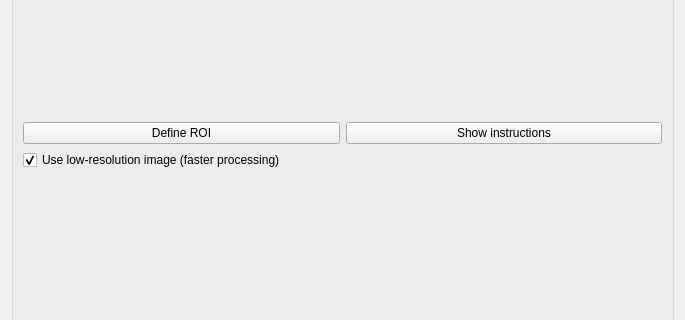
The-Thomas-Lab-UCL/orm-iris, file iris/resources/coordinate_generators/rect_video.ui: the form before one commit; both pictures show x 0 to 685 and y 125 to 445 of the 685 by 653 pixel window.
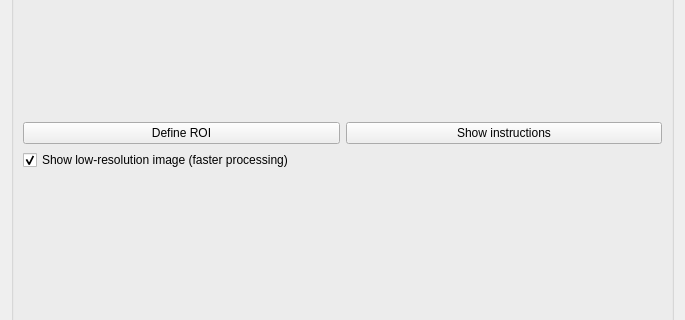
The form after the commit.

```diff
--- a/iris/resources/coordinate_generators/rect_video.ui
+++ b/iris/resources/coordinate_generators/rect_video.ui
@@ -27,7 +27,7 @@
           <item row="2" column="0" colspan="2">
            <widget class="QCheckBox" name="chk_lres">
             <property name="text">
-             <string>Use low-resolution image (faster processing)</string>
+             <string>Show low-resolution image (faster processing)</string>
             </property>
             <property name="checked">
              <bool>true</bool>
```
Left out of the diff: 11 changed lines with no effect on the pictures.
